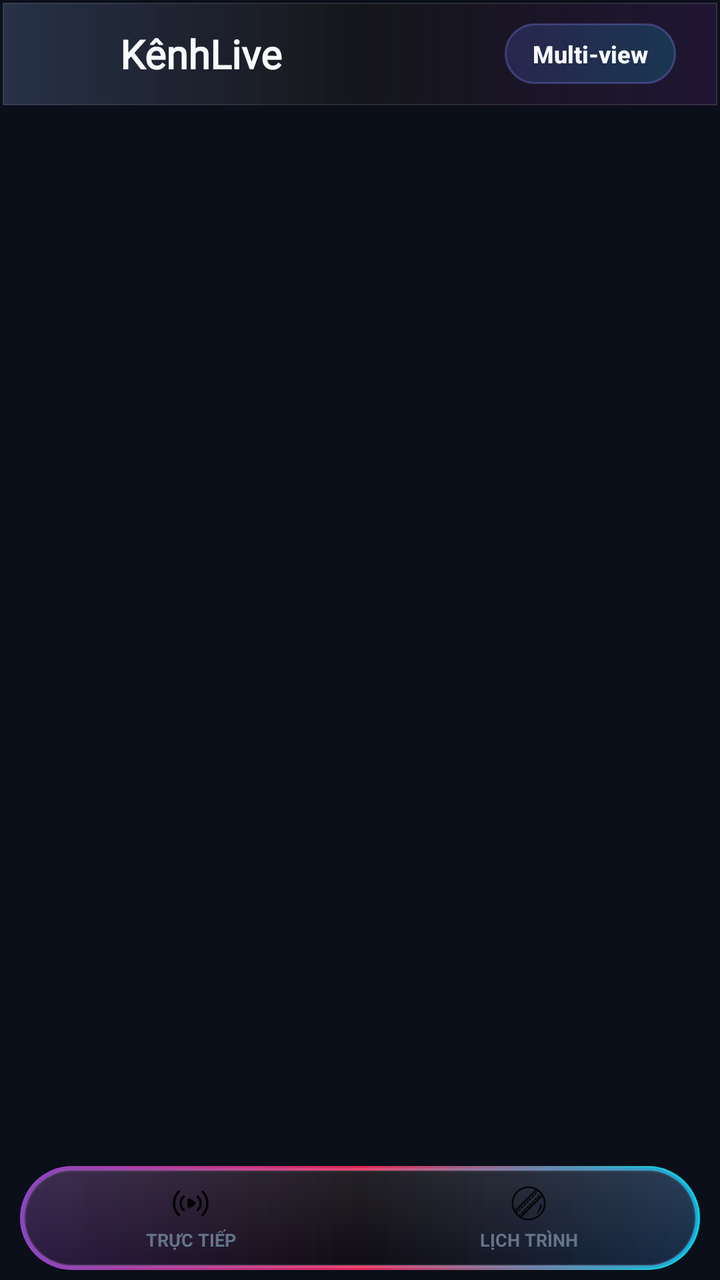
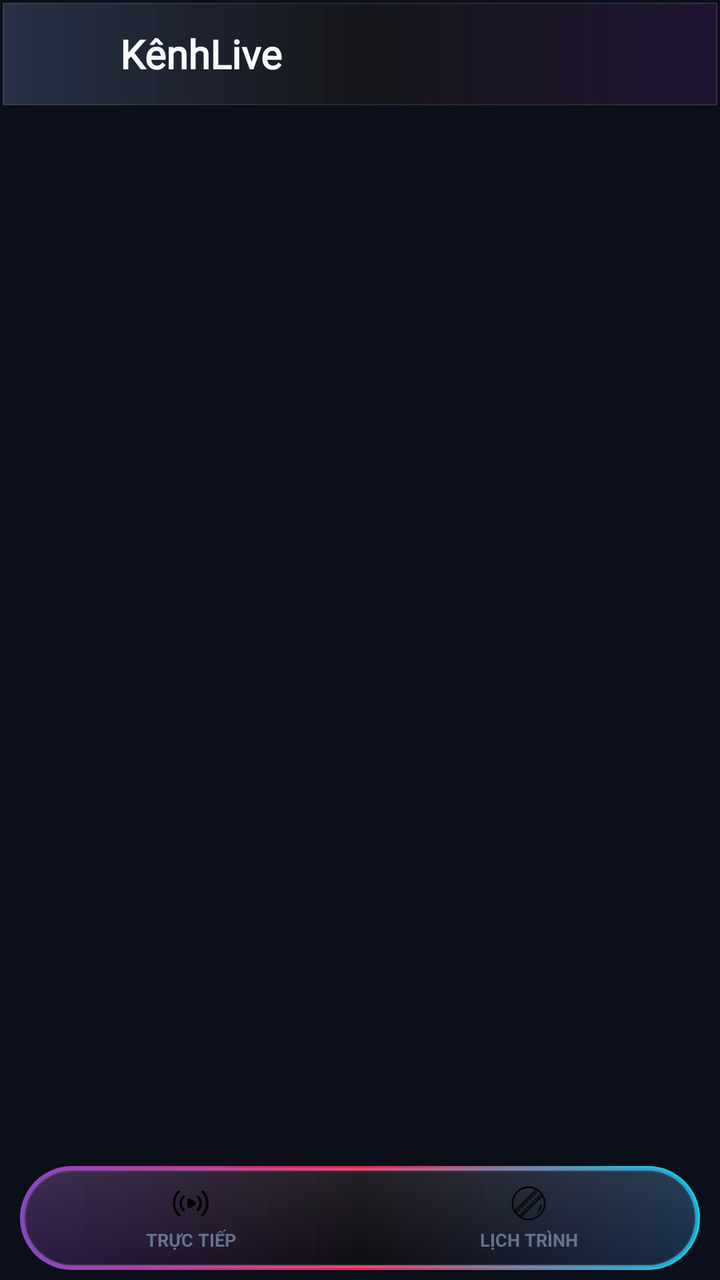

An Android layout rendered at two revisions. The XML below is the earlier revision; the diff shows what the commit changed to produce the second picture.
<!-- AndroidManifest.xml: application theme Theme.AppCompat.NoActionBar -->
<!-- res/layout/activity_main.xml -->
<?xml version="1.0" encoding="utf-8"?>
<androidx.constraintlayout.widget.ConstraintLayout xmlns:android="http://schemas.android.com/apk/res/android"
    xmlns:app="http://schemas.android.com/apk/res-auto"
    android:layout_width="match_parent"
    android:layout_height="match_parent"
    android:background="#0B0F19">

    <FrameLayout
        android:id="@+id/toolbar_container"
        android:layout_width="match_parent"
        android:layout_height="wrap_content"
        app:layout_constraintTop_toTopOf="parent">

        <LinearLayout
            android:layout_width="match_parent"
            android:layout_height="54dp"
            android:orientation="horizontal"
            android:gravity="center_vertical"
            android:background="@drawable/topbar_back"
            android:paddingLeft="16dp"
            android:paddingRight="12dp">

            <ImageView
                android:layout_width="34dp"
                android:layout_height="34dp"
                android:src="@mipmap/ic_launcher"
                android:contentDescription="@string/app_name" />

            <TextView
                android:layout_width="0dp"
                android:layout_weight="1"
                android:layout_height="wrap_content"
                android:layout_marginLeft="10dp"
                android:text="KênhLive"
                android:textColor="#F8FAFC"
                android:fontFamily="@font/oswald"
                android:textSize="20sp"
                android:textStyle="bold" />

            <TextView
                android:id="@+id/multiBtn"
                android:layout_width="wrap_content"
                android:layout_height="wrap_content"
                android:text="Multi-view"
                android:textColor="#F8FAFC"
                android:fontFamily="sans-serif-medium"
                android:textSize="12sp"
                android:textStyle="bold"
                android:background="@drawable/bg_live_pill"
                android:paddingLeft="14dp"
                android:paddingRight="14dp"
                android:paddingTop="7dp"
                android:paddingBottom="7dp"
                android:layout_marginRight="10dp"
                android:focusable="true" />
        </LinearLayout>

        <TextView
            android:id="@+id/countText"
            android:layout_width="wrap_content"
            android:layout_height="wrap_content"
            android:layout_gravity="bottom|start"
            android:layout_marginLeft="16dp"
            android:layout_marginBottom="2dp"
            android:textColor="#64748B"
            android:textSize="9sp"
            android:visibility="gone" />
    </FrameLayout>

    <androidx.viewpager2.widget.ViewPager2
        android:id="@+id/viewPager"
        android:layout_width="match_parent"
        android:layout_height="0dp"
        android:paddingBottom="66dp"
        android:clipToPadding="false"
        app:layout_constraintTop_toBottomOf="@id/toolbar_container"
        app:layout_constraintBottom_toBottomOf="parent" />

    
    <FrameLayout
        android:id="@+id/custom_bottom_nav"
        android:layout_width="match_parent"
        android:layout_height="52dp"
        android:layout_marginLeft="10dp"
        android:layout_marginRight="10dp"
        android:layout_marginBottom="5dp"
        android:clipChildren="false"
        android:clipToPadding="false"
        app:layout_constraintBottom_toBottomOf="parent">

        <View
            android:id="@+id/liveStripe"
            android:layout_width="match_parent"
            android:layout_height="match_parent"
            android:background="@drawable/bg_nav_glow_border"
            android:alpha="0.9" />

        <LinearLayout
            android:layout_width="match_parent"
            android:layout_height="match_parent"
            android:layout_margin="1dp"
            android:orientation="horizontal"
            android:gravity="center"
            android:baselineAligned="false"
            android:background="@drawable/bg_glass_nav_bottom">

            <LinearLayout
                android:id="@+id/nav_live"
                android:layout_width="0dp"
                android:layout_weight="1"
                android:layout_height="match_parent"
                android:orientation="vertical"
                android:gravity="center"
                android:background="@drawable/bg_nav_item_tab"
                android:clickable="true"
                android:focusable="true">

                <ImageView
                    android:id="@+id/iv_live"
                    android:layout_width="20dp"
                    android:layout_height="20dp"
                    android:src="@drawable/ic_live_stream"
                    app:tint="#64748B"
                    android:contentDescription="Live" />

                <TextView
                    android:id="@+id/tv_live"
                    android:layout_width="wrap_content"
                    android:layout_height="wrap_content"
                    android:layout_marginTop="2dp"
                    android:text="TRỰC TIẾP"
                    android:textSize="9sp"
                    android:textStyle="bold"
                    android:textColor="#64748B" />
            </LinearLayout>

            <LinearLayout
                android:id="@+id/nav_schedule"
                android:layout_width="0dp"
                android:layout_weight="1"
                android:layout_height="match_parent"
                android:orientation="vertical"
                android:gravity="center"
                android:background="@drawable/bg_nav_item_tab"
                android:clickable="true"
                android:focusable="true">

                <ImageView
                    android:id="@+id/iv_schedule"
                    android:layout_width="20dp"
                    android:layout_height="20dp"
                    android:src="@drawable/ic_sports"
                    app:tint="#64748B"
                    android:contentDescription="Lịch" />

                <TextView
                    android:id="@+id/tv_schedule"
                    android:layout_width="wrap_content"
                    android:layout_height="wrap_content"
                    android:layout_marginTop="2dp"
                    android:text="LỊCH TRÌNH"
                    android:textSize="9sp"
                    android:textStyle="bold"
                    android:textColor="#64748B" />
            </LinearLayout>
        </LinearLayout>
    </FrameLayout>
</androidx.constraintlayout.widget.ConstraintLayout>
<!-- resources referenced by this layout -->
<resources>
  <!-- drawable bg_live_pill (drawable) -->
  <?xml version="1.0" encoding="utf-8"?>
  <shape
    xmlns:android="http://schemas.android.com/apk/res/android">
      <gradient android:startColor="#336366f1" android:endColor="#3306b6d4" android:angle="0.0" />
      <corners android:radius="16.0dip" />
      <stroke android:width="1.0dip" android:color="#4d818cf8" />
  </shape>
  <!-- drawable bg_nav_glow_border (drawable) -->
  <?xml version="1.0" encoding="utf-8"?>
  <layer-list
    xmlns:android="http://schemas.android.com/apk/res/android">
      <item>
          <shape>
              <gradient android:startColor="@color/accent_purple" android:endColor="@color/accent_cyan" android:angle="0.0" android:centerColor="@color/accent_red" />
              <corners android:radius="100.0dip" />
          </shape>
      </item>
      <item android:left="0.8000001dip" android:top="0.8000001dip" android:right="0.8000001dip" android:bottom="0.8000001dip">
          <shape>
              <solid android:color="#00090b14" />
              <corners android:radius="100.0dip" />
          </shape>
      </item>
  </layer-list>
  <!-- drawable bg_nav_item_tab (drawable) -->
  <?xml version="1.0" encoding="utf-8"?>
  <selector
    xmlns:android="http://schemas.android.com/apk/res/android">
      <item android:state_focused="true">
          <shape>
              <solid android:color="#1affffff" />
              <corners android:radius="10dp" />
              <stroke android:width="1.0dip" android:color="@color/accent_cyan" />
          </shape>
      </item>
      <item android:state_selected="true">
          <shape>
              <solid android:color="#146366f1" />
              <corners android:radius="10dp" />
              <stroke android:width="1.0dip" android:color="@color/accent_cyan" />
          </shape>
      </item>
      <item android:state_pressed="true">
          <shape>
              <solid android:color="#26ffffff" />
              <corners android:radius="10dp" />
          </shape>
      </item>
      <item>
          <shape>
              <solid android:color="@android:color/transparent" />
              <corners android:radius="10dp" />
          </shape>
      </item>
  </selector>
  <!-- drawable topbar_back (drawable) -->
  <?xml version="1.0" encoding="utf-8"?>
  <layer-list
    xmlns:android="http://schemas.android.com/apk/res/android">
      <item android:left="1.5dip" android:top="1.5dip" android:right="1.5dip" android:bottom="1.5dip">
          <shape android:shape="rectangle">
              <gradient android:startColor="#e6221535" android:endColor="#e6141f38" android:angle="180.0" android:centerColor="#fa0a0b10" />
          </shape>
      </item>
      <item android:left="1.5dip" android:top="1.5dip" android:right="1.5dip" android:bottom="1.5dip">
          <shape android:shape="rectangle">
              <stroke android:width="0.5dip" android:color="#1affffff" />
              <gradient android:startColor="#00000000" android:endColor="#15ffffff" android:angle="180.0" android:type="linear" />
          </shape>
      </item>
  </layer-list>
  <!-- mipmap ic_launcher (mipmap-anydpi-v26) -->
  <?xml version="1.0" encoding="utf-8"?>
  <adaptive-icon xmlns:android="http://schemas.android.com/apk/res/android">
      <background android:drawable="@mipmap/ic_launcher_background" />
      <foreground android:drawable="@mipmap/ic_launcher_foreground" />
  </adaptive-icon>
  <string name="app_name">KênhLive</string>
  <color name="accent_purple">#9D4EDD</color>
  <color name="accent_cyan">#00F0FF</color>
  <color name="accent_red">#FF2A5F</color>
  <!-- unchanged entries left out for length: 3 -->
</resources>

<!-- the commit's change to res/layout/activity_main.xml (unified diff, before → after) -->
@@ -37,22 +37,6 @@
                 android:textSize="20sp"
                 android:textStyle="bold" />
 
-            <TextView
-                android:id="@+id/multiBtn"
-                android:layout_width="wrap_content"
-                android:layout_height="wrap_content"
-                android:text="Multi-view"
-                android:textColor="#F8FAFC"
-                android:fontFamily="sans-serif-medium"
-                android:textSize="12sp"
-                android:textStyle="bold"
-                android:background="@drawable/bg_live_pill"
-                android:paddingLeft="14dp"
-                android:paddingRight="14dp"
-                android:paddingTop="7dp"
-                android:paddingBottom="7dp"
-                android:layout_marginRight="10dp"
-                android:focusable="true" />
         </LinearLayout>
 
         <TextView
<!-- resource entries referenced after the edit -->
@@ -1,13 +1,5 @@
 <!-- resources referenced by this layout -->
 <resources>
-  <!-- drawable bg_live_pill (drawable) -->
-  <?xml version="1.0" encoding="utf-8"?>
-  <shape
-    xmlns:android="http://schemas.android.com/apk/res/android">
-      <gradient android:startColor="#336366f1" android:endColor="#3306b6d4" android:angle="0.0" />
-      <corners android:radius="16.0dip" />
-      <stroke android:width="1.0dip" android:color="#4d818cf8" />
-  </shape>
   <!-- drawable bg_nav_glow_border (drawable) -->
   <?xml version="1.0" encoding="utf-8"?>
   <layer-list
